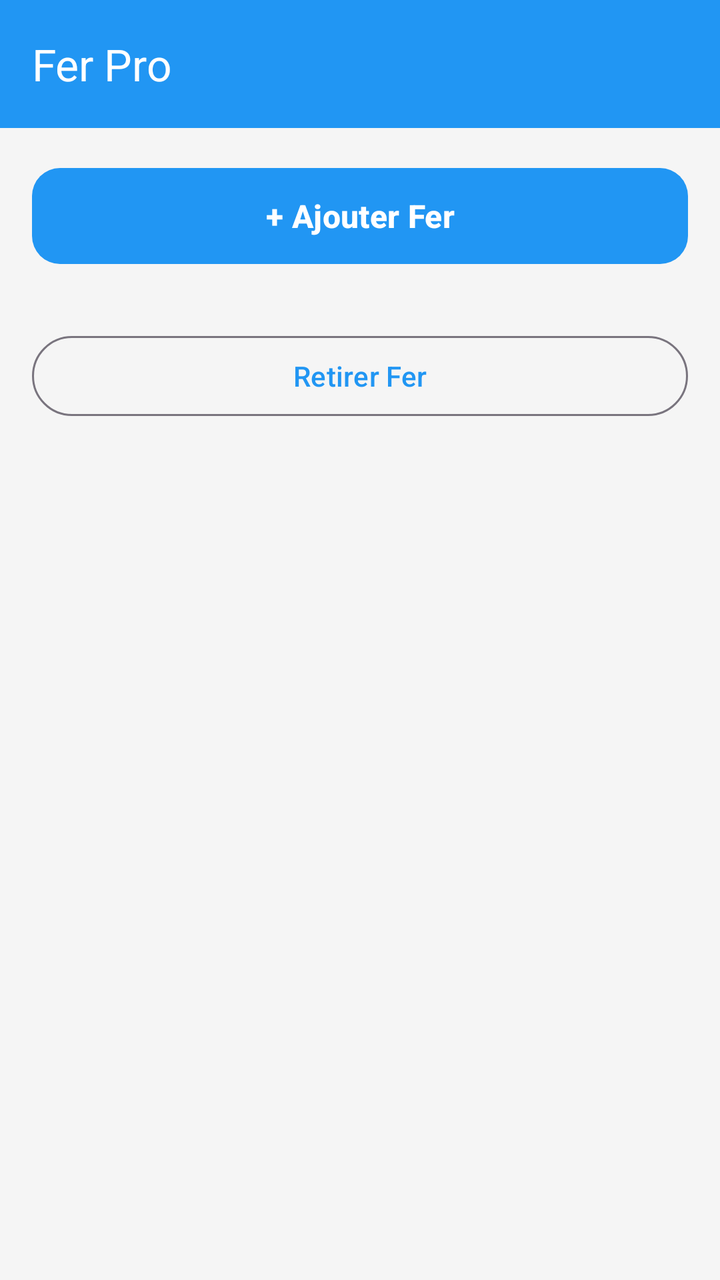
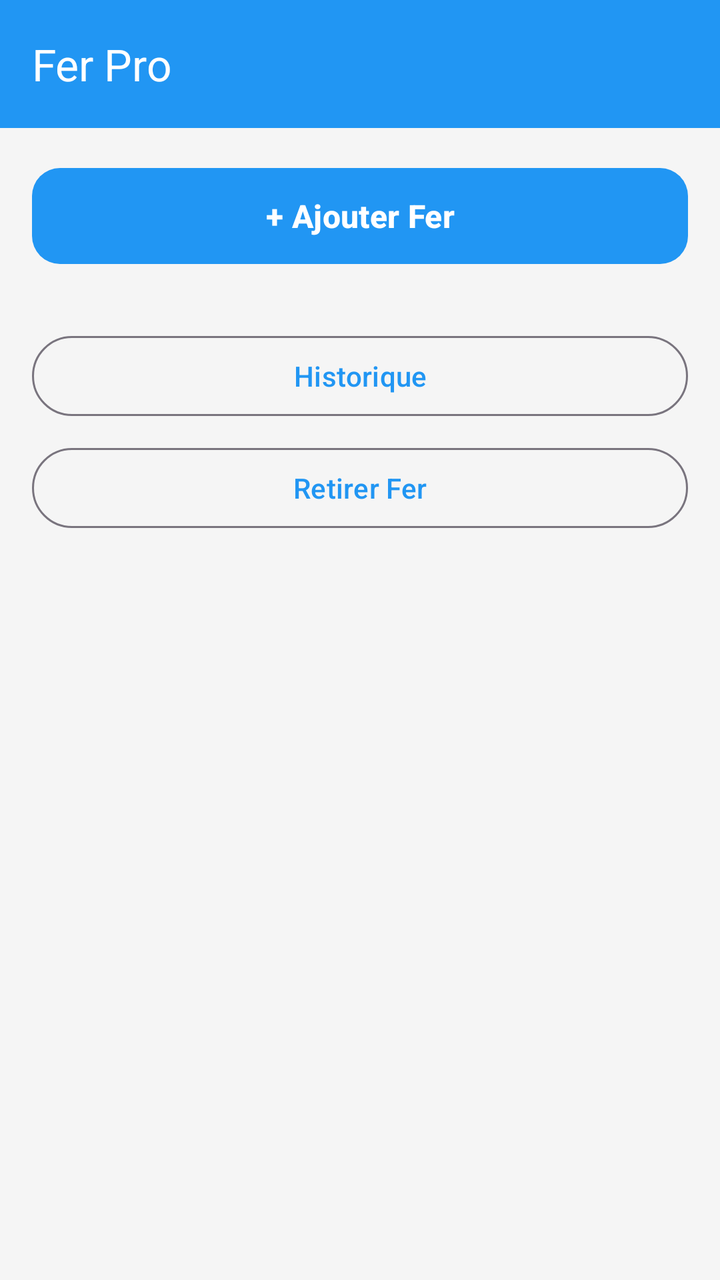

The first picture is an Android layout as it rendered before a commit; the second is the same layout after the commit. The layout source and the unified diff follow.
<!-- AndroidManifest.xml: application theme Theme.GKMBarFer -->
<!-- res/layout/activity_stock.xml -->
<?xml version="1.0" encoding="utf-8"?>
<androidx.drawerlayout.widget.DrawerLayout
    xmlns:android="http://schemas.android.com/apk/res/android"
    xmlns:app="http://schemas.android.com/apk/res-auto"
    android:id="@+id/drawerLayout"
    android:layout_width="match_parent"
    android:layout_height="match_parent">

    <LinearLayout
        android:layout_width="match_parent"
        android:layout_height="match_parent"
        android:orientation="vertical"
        android:background="@color/background">

        <include layout="@layout/layout_header" />

        <ScrollView
            android:layout_width="match_parent"
            android:layout_height="0dp"
            android:layout_weight="1"
            android:padding="16dp">

            <LinearLayout
                android:layout_width="match_parent"
                android:layout_height="wrap_content"
                android:orientation="vertical">

                <Button
                    android:id="@+id/btnAjouterFer"
                    style="@style/Widget.Material3.Button"
                    android:layout_width="match_parent"
                    android:layout_height="56dp"
                    android:layout_marginBottom="20dp"
                    android:text="+ Ajouter Fer"
                    android:textAllCaps="false"
                    android:textSize="16sp"
                    android:textStyle="bold"
                    android:textColor="@color/white"
                    app:backgroundTint="@color/primary"
                    app:cornerRadius="14dp"
                    app:elevation="3dp" />

                <com.google.android.material.button.MaterialButton
                    android:id="@+id/btnRetirerFer"
                    style="@style/Widget.Material3.Button.OutlinedButton"
                    android:layout_width="match_parent"
                    android:layout_height="wrap_content"
                    android:layout_marginTop="8dp"
                    android:text="Retirer Fer" />

                <TextView
                    android:id="@+id/tvStockVide"
                    android:layout_width="match_parent"
                    android:layout_height="wrap_content"
                    android:text="Aucun fer en stock pour l'instant."
                    android:textColor="@color/on_surface"
                    android:textSize="14sp"
                    android:gravity="center"
                    android:padding="24dp"
                    android:visibility="gone" />

                <LinearLayout
                    android:id="@+id/layoutStock"
                    android:layout_width="match_parent"
                    android:layout_height="wrap_content"
                    android:orientation="vertical" />

            </LinearLayout>
        </ScrollView>

    </LinearLayout>

    <com.google.android.material.navigation.NavigationView
        android:id="@+id/navigationView"
        android:layout_width="wrap_content"
        android:layout_height="match_parent"
        android:layout_gravity="start"
        app:headerLayout="@layout/nav_header"
        app:menu="@menu/drawer_menu" />

</androidx.drawerlayout.widget.DrawerLayout>
<!-- res/layout/layout_header.xml (included above) -->
<?xml version="1.0" encoding="utf-8"?>
<com.google.android.material.appbar.MaterialToolbar
    xmlns:android="http://schemas.android.com/apk/res/android"
    xmlns:app="http://schemas.android.com/apk/res-auto"
    android:id="@+id/toolbar"
    android:layout_width="match_parent"
    android:layout_height="?attr/actionBarSize"
    android:background="@color/primary"
    android:minHeight="?attr/actionBarSize"
    app:title="@string/app_name"
    app:titleTextColor="@color/white" />
<!-- res/layout/nav_header.xml (included above) -->
<?xml version="1.0" encoding="utf-8"?>
<LinearLayout xmlns:android="http://schemas.android.com/apk/res/android"
    android:layout_width="match_parent"
    android:layout_height="160dp"
    android:background="@color/primary"
    android:gravity="center_vertical"
    android:orientation="vertical"
    android:padding="16dp">

    <ImageView
        android:layout_width="56dp"
        android:layout_height="56dp"
        android:layout_marginBottom="8dp"
        android:contentDescription="@string/app_name"
        android:src="@mipmap/ic_launcher" />

    <TextView
        android:layout_width="wrap_content"
        android:layout_height="wrap_content"
        android:text="@string/app_name"
        android:textColor="@color/white"
        android:textSize="18sp"
        android:textStyle="bold" />

</LinearLayout>
<!-- resources referenced by this layout -->
<resources>
  <color name="background">#F5F5F5</color>
  <color name="on_surface">#212121</color>
  <color name="primary">#2196F3</color>
  <color name="white">#FFFFFFFF</color>
  <!-- mipmap ic_launcher (mipmap-anydpi-v26) -->
  <?xml version="1.0" encoding="utf-8"?>
  <adaptive-icon xmlns:android="http://schemas.android.com/apk/res/android">
      <background android:drawable="@drawable/ic_launcher_background"/>
      <foreground android:drawable="@mipmap/ic_launcher_foreground"/>
  </adaptive-icon>
  <string name="app_name">Fer Pro</string>
  <style name="Theme.GKMBarFer" parent="Base.Theme.GKMBarFer" />
  <!-- drawable ic_launcher_background: vector/xml drawable (drawable, 4866 chars, omitted) -->
  <style name="Base.Theme.GKMBarFer" parent="Theme.Material3.Light.NoActionBar">
          <item name="colorPrimary">@color/primary</item>
          <item name="colorPrimaryVariant">@color/primary_dark</item>
          <item name="colorOnPrimary">@color/white</item>
          <item name="android:windowBackground">@color/background</item>
          <item name="android:forceDarkAllowed" tools:targetApi="29">false</item>
      </style>
  <color name="primary_dark">#1976D2</color>
</resources>

<!-- the commit's change to res/layout/activity_stock.xml (unified diff, before → after) -->
@@ -39,6 +39,14 @@
                     app:backgroundTint="@color/primary"
                     app:cornerRadius="14dp"
                     app:elevation="3dp" />
+
+                <com.google.android.material.button.MaterialButton
+                    android:id="@+id/btnHistoriqueStock"
+                    style="@style/Widget.Material3.Button.OutlinedButton"
+                    android:layout_width="match_parent"
+                    android:layout_height="wrap_content"
+                    android:layout_marginTop="8dp"
+                    android:text="Historique" />
 
                 <com.google.android.material.button.MaterialButton
                     android:id="@+id/btnRetirerFer"
